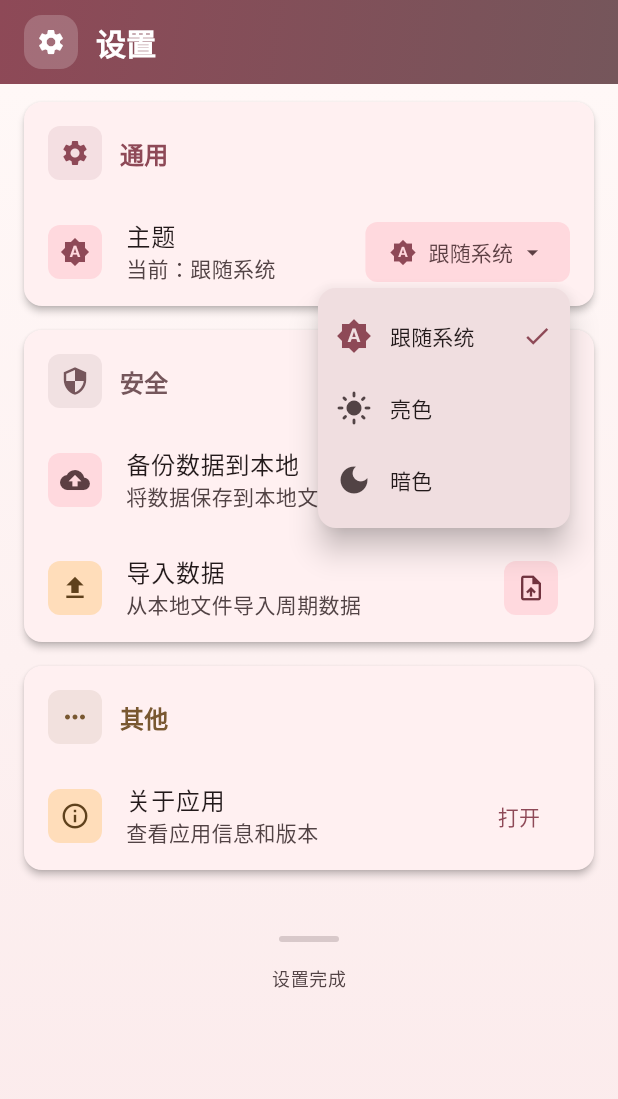
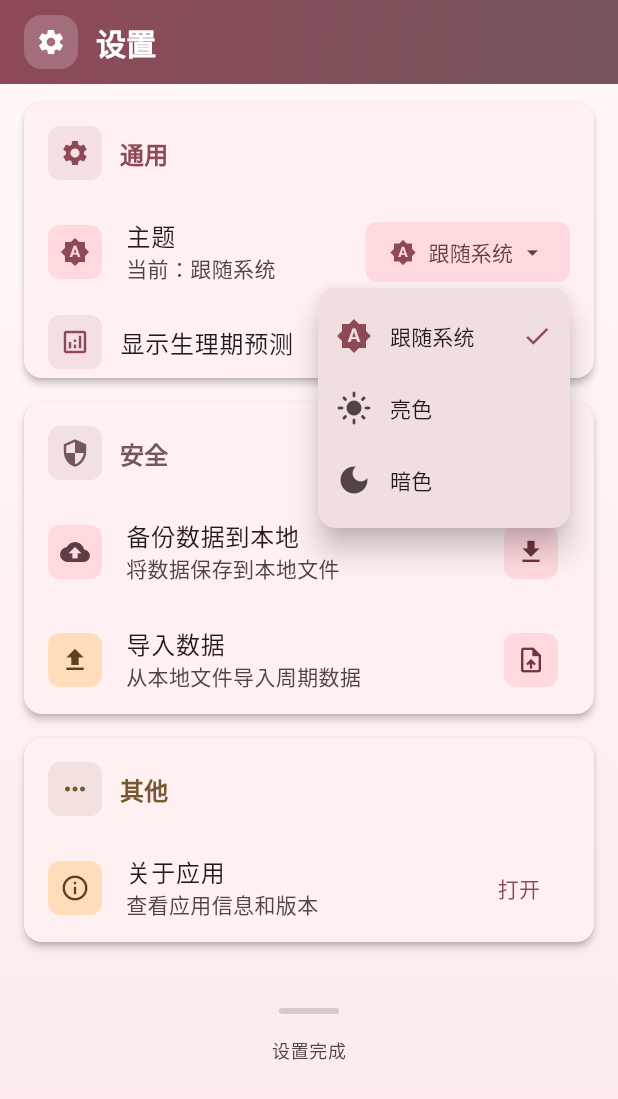
Before and after one commit to zack-zhc/period-record, a Flutter app: the SettingsPage screen opened directly, after a tap on "跟随系统", on a phone screen of 412 x 824 dp. Shown: the top 1099 px of the screen. Run offline on Flutter 3.47's test engine with Material 3 defaults, Android fonts, the phone set to English and light mode, and no system bars; our stand-ins replace file_picker, local_auth, package_info_plus, shared_preferences, sqflite, table_calendar; missing offline and left inert: encrypt, local_auth_android; accounts and stored records are empty.

Commit message:
新增生理期预测功能，允许用户在设置中选择是否显示预测信息。优化了周期数据的获取和预测逻辑，改进了相关组件的UI设计，提升用户体验。

```diff
--- a/lib/components/period_status_content.dart
+++ b/lib/components/period_status_content.dart
@@ -2,6 +2,8 @@ import 'package:flutter/material.dart';
 import 'package:test_1/period.dart';
 import 'package:test_1/components/period_status_widgets.dart';
 import 'package:test_1/models/period_status_logic.dart';
+import 'package:provider/provider.dart';
+import 'package:test_1/period_provider.dart';
 
 /// 生理期状态主内容区域
 class PeriodStatusContent extends StatelessWidget {
@@ -12,28 +14,59 @@ class PeriodStatusContent extends StatelessWidget {
   @override
   Widget build(BuildContext context) {
     final statusInfo = PeriodStatusLogic.calculateStatus(lastPeriod);
+    // 获取全部周期数据
+    final periods = Provider.of<PeriodProvider>(context, listen: false).periods;
+    final nextPeriodDays = PeriodStatusLogic.calculateNextPeriodPrediction(
+      periods,
+    );
+    final showPredictionSwitch =
+        Provider.of<PeriodProvider>(context).showPrediction;
 
+    Widget mainWidget;
     switch (statusInfo.status) {
       case PeriodStatus.noPeriod:
-        return const NoPeriodWidget();
-
+        mainWidget = const NoPeriodWidget();
+        break;
       case PeriodStatus.startedToday:
-        return PeriodStartedTodayWidget(title: statusInfo.title);
-
+        mainWidget = PeriodStartedTodayWidget(title: statusInfo.title);
+        break;
       case PeriodStatus.inProgress:
-        return PeriodInProgressWidget(
+        mainWidget = PeriodInProgressWidget(
           title: statusInfo.title,
           days: statusInfo.days,
         );
-
+        break;
       case PeriodStatus.endedToday:
-        return PeriodEndedWidget(title: statusInfo.title);
-
+        mainWidget = PeriodEndedWidget(title: statusInfo.title);
+        break;
       case PeriodStatus.ended:
-        return DefaultPeriodStatusWidget(
+        mainWidget = DefaultPeriodStatusWidget(
           title: statusInfo.title,
           days: statusInfo.days,
         );
+        break;
+    }
+
+    // 仅在非生理期状态时显示预测内容
+    if (nextPeriodDays != null &&
+        statusInfo.status.isShowPrediction &&
+        showPredictionSwitch) {
+      return Column(
+        mainAxisSize: MainAxisSize.min,
+        children: [
+          mainWidget,
+          const SizedBox(height: 12),
+          Text(
+            '预计下次生理期还有 $nextPeriodDays 天',
+            style: Theme.of(context).textTheme.bodyLarge?.copyWith(
+              color: Theme.of(context).colorScheme.primary,
+              fontWeight: FontWeight.bold,
+            ),
+          ),
+        ],
+      );
+    } else {
+      return mainWidget;
     }
   }
 }
--- /dev/null
+++ b/lib/components/prediction_switch_tile.dart
@@ -0,0 +1,63 @@
+import 'package:flutter/material.dart';
+import 'package:provider/provider.dart';
+import 'package:test_1/period_provider.dart';
+
+class PredictionSwitchTile extends StatelessWidget {
+  const PredictionSwitchTile({super.key});
+
+  @override
+  Widget build(BuildContext context) {
+    final provider = Provider.of<PeriodProvider>(context, listen: false);
+    return FutureBuilder(
+      future: provider.loadShowPredictionPreference(),
+      builder: (context, snapshot) {
+        if (snapshot.connectionState != ConnectionState.done) {
+          // 加载中时显示占位
+          return const Padding(
+            padding: EdgeInsets.symmetric(horizontal: 16, vertical: 12),
+            child: SizedBox(height: 24, child: LinearProgressIndicator()),
+          );
+        }
+        return Consumer<PeriodProvider>(
+          builder:
+              (context, provider, _) => Padding(
+                padding: const EdgeInsets.symmetric(horizontal: 16),
+                child: Row(
+                  children: [
+                    Container(
+                      margin: const EdgeInsets.only(right: 12),
+                      padding: const EdgeInsets.all(8),
+                      decoration: BoxDecoration(
+                        color: Theme.of(
+                          context,
+                        ).colorScheme.primary.withValues(alpha: 0.1),
+                        borderRadius: BorderRadius.circular(8),
+                      ),
+                      child: Icon(
+                        Icons.analytics_outlined,
+                        size: 20,
+                        color: Theme.of(context).colorScheme.primary,
+                      ),
+                    ),
+                    Expanded(
+                      child: Text(
+                        '显示生理期预测',
+                        style: Theme.of(context).textTheme.bodyLarge?.copyWith(
+                          fontWeight: FontWeight.w500,
+                        ),
+                      ),
+                    ),
+                    Switch(
+                      value: provider.showPrediction,
+                      onChanged:
+                          (v) async => await provider.setShowPrediction(v),
+                      activeColor: Theme.of(context).colorScheme.primary,
+                    ),
+                  ],
+                ),
+              ),
+        );
+      },
+    );
+  }
+}
--- a/lib/models/period_status_logic.dart
+++ b/lib/models/period_status_logic.dart
@@ -86,4 +86,42 @@ class PeriodStatusLogic {
   static bool shouldShowEndButton(Period? lastPeriod) {
     return lastPeriod != null && lastPeriod.end == null;
   }
+
+  /// 预测距离下次生理期还有多少天
+  /// 返回null表示无法预测（如历史数据不足）
+  static int? calculateNextPeriodPrediction(List<Period> periods) {
+    // 只考虑已完成的周期，按开始时间升序排列
+    final finished =
+        periods.where((p) => p.start != null && p.end != null).toList();
+    if (finished.length < 2) return null; // 至少需要2个周期
+    finished.sort((a, b) => a.start!.compareTo(b.start!));
+
+    // 计算所有周期间隔（本次start - 上次start）
+    List<int> intervals = [];
+    for (int i = 1; i < finished.length; i++) {
+      final prev = finished[i - 1];
+      final curr = finished[i];
+      final interval = curr.start!.difference(prev.start!).inDays;
+      if (interval > 0) {
+        intervals.add(interval);
+      }
+    }
+    if (intervals.isEmpty) return null;
+    final avgInterval =
+        (intervals.reduce((a, b) => a + b) / intervals.length).round();
+
+    // 预测下次生理期开始日 = 最近一次start + 平均间隔
+    final lastStart = finished.last.start!;
+    final nextStart = lastStart.add(Duration(days: avgInterval));
+    final today = DateTime.now();
+    final daysLeft = nextStart.difference(today).inDays;
+    return daysLeft >= 0 ? daysLeft : 0;
+  }
 }
+
+extension PeriodStatusPredictionExt on PeriodStatus {
+  bool get isShowPrediction =>
+      this == PeriodStatus.ended ||
+      this == PeriodStatus.endedToday ||
+      this == PeriodStatus.noPeriod;
+}
--- a/lib/pages/settings_page.dart
+++ b/lib/pages/settings_page.dart
@@ -2,6 +2,7 @@ import 'package:flutter/material.dart';
 import 'package:test_1/components/biometric_lock_tile.dart';
 import 'package:test_1/components/data_backup_tile.dart';
 import 'package:test_1/components/data_import_tile.dart';
+import 'package:test_1/components/prediction_switch_tile.dart';
 import 'package:test_1/components/settings_card.dart';
 import 'package:test_1/components/theme_selector.dart';
 import 'package:test_1/pages/about_page.dart';
@@ -122,7 +123,7 @@ class _SettingsPageState extends State<SettingsPage>
                   title: '通用',
                   icon: Icons.settings,
                   color: Theme.of(context).colorScheme.primary,
-                  children: [ThemeSelector()],
+                  children: [ThemeSelector(), const PredictionSwitchTile()],
                   delay: 0,
                 ),
 
--- a/lib/period_provider.dart
+++ b/lib/period_provider.dart
@@ -4,6 +4,7 @@ import 'package:flutter/material.dart';
 import 'package:test_1/period.dart';
 import 'package:test_1/database_helper.dart';
 import 'package:encrypt/encrypt.dart' as encrypt;
+import 'package:shared_preferences/shared_preferences.dart';
 
 class PeriodProvider with ChangeNotifier {
   final DatabaseHelper _dbHelper = DatabaseHelper();
@@ -151,4 +152,25 @@ class PeriodProvider with ChangeNotifier {
       throw Exception('导入失败: ${e.toString()}');
     }
   }
+
+  // 是否显示生理期预测
+  bool _showPrediction = false;
+  bool get showPrediction => _showPrediction;
+
+  PeriodProvider() {
+    loadShowPredictionPreference();
+  }
+
+  Future<void> setShowPrediction(bool value) async {
+    _showPrediction = value;
+    final prefs = await SharedPreferences.getInstance();
+    await prefs.setBool('showPrediction', value);
+    notifyListeners();
+  }
+
+  Future<void> loadShowPredictionPreference() async {
+    final prefs = await SharedPreferences.getInstance();
+    _showPrediction = prefs.getBool('showPrediction') ?? true;
+    notifyListeners();
+  }
 }
```
